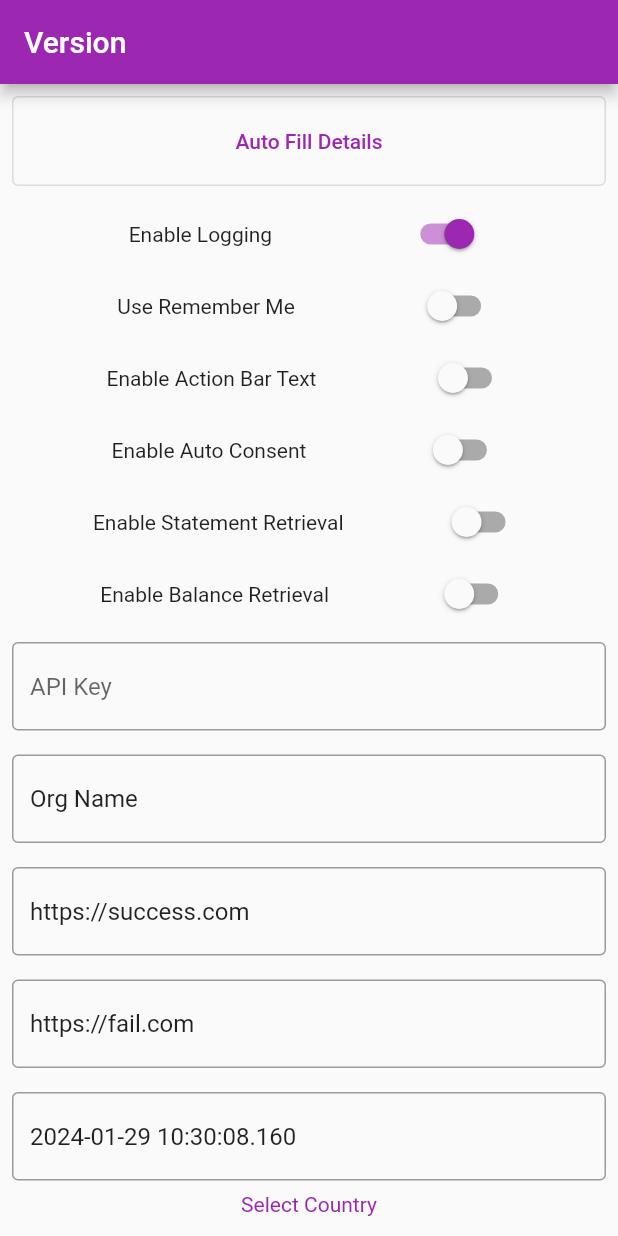
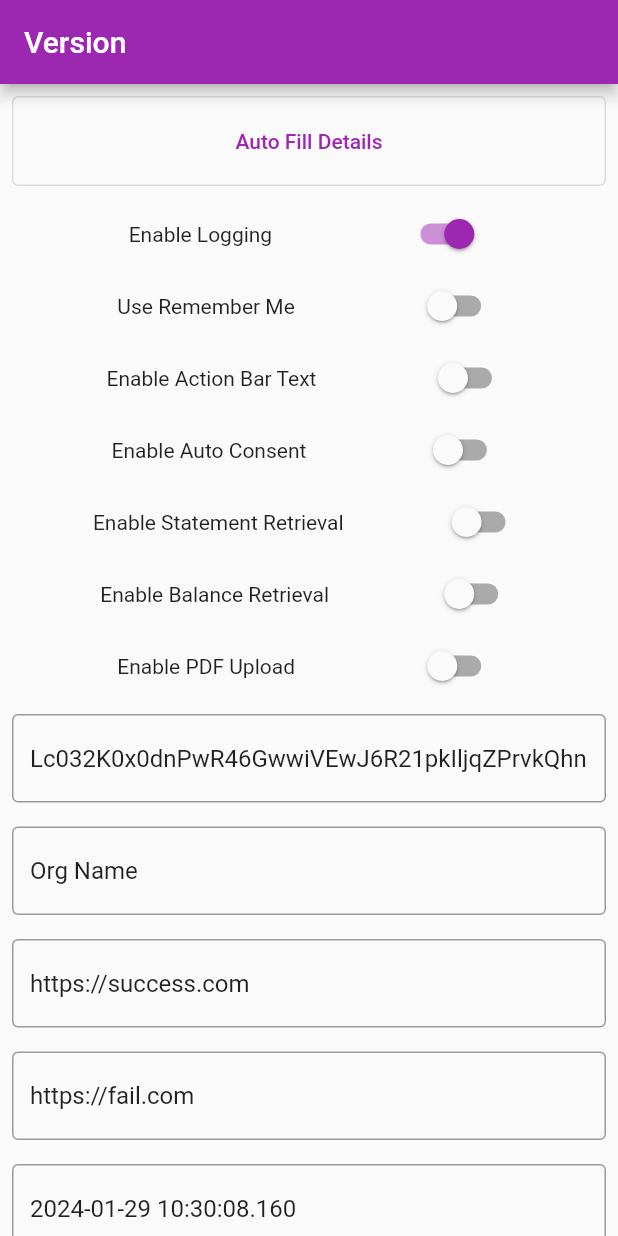
Before and after one commit to brankas/core-sdk-flutter-sample, a Flutter app: the screen it shows after launch, after a tap on "Auto Fill Details", on a phone screen of 412 x 824 dp. Run offline on Flutter 3.47's test engine with Material 2 defaults, Android fonts, the phone set to English and light mode, and no system bars; missing offline and left inert: dart:ffi.

```diff
--- a/lib/main.dart
+++ b/lib/main.dart
@@ -40,6 +40,7 @@ class _MainPageState extends State<MainPage> {
   bool loggingEnabled = true;
   bool balanceRetrievalEnabled = false;
   bool showLogging = true;
+  bool pdfUploadEnabled = false;
 
   static const MethodChannel statementChannel = MethodChannel('com.brankas.tap/statement');
 
@@ -77,7 +78,8 @@ class _MainPageState extends State<MainPage> {
         statementRetrievalEnabled ? startDate.millisecondsSinceEpoch : null,
         "endDate" :
         statementRetrievalEnabled ? endDate.millisecondsSinceEpoch : null,
-        "logging" : loggingEnabled, "balanceRetrieval" : balanceRetrievalEnabled});
+        "logging" : loggingEnabled, "balanceRetrieval" : balanceRetrievalEnabled,
+        "pdfUpload": pdfUploadEnabled});
     } on PlatformException catch (e) {
 
     }
@@ -137,7 +139,7 @@ class _MainPageState extends State<MainPage> {
   }
 
   void autoFillDetails() {
-    apiKeyController.text = "";
+    apiKeyController.text = "Lc032K0x0dnPwR46GwwiVEwJ6R21pkIljqZPrvkQhnS5P2H46xo5fLm5LNjCVi09";
     externalIDController.text = DateTime.now().toString();
     orgNameController.text = "Org Name";
     successURLController.text = "https://success.com";
@@ -187,6 +189,12 @@ class _MainPageState extends State<MainPage> {
     setState(() {
       balanceRetrievalEnabled = value;
       getBanks();
+    });
+  }
+
+  void togglePdfUpload(bool value) {
+    setState(() {
+      pdfUploadEnabled = value;
     });
   }
 
@@ -298,6 +306,14 @@ class _MainPageState extends State<MainPage> {
                           const Text("Enable Balance Retrieval"),
                           Switch(onChanged: toggleBalanceRetrieval,
                               value: balanceRetrievalEnabled,
+                              activeColor: Colors.purple)
+                        ]
+                    ),
+                    Row(mainAxisAlignment: MainAxisAlignment.spaceEvenly,
+                        children: <Widget>[
+                          const Text("Enable PDF Upload"),
+                          Switch(onChanged: togglePdfUpload,
+                              value: pdfUploadEnabled,
                               activeColor: Colors.purple)
                         ]
                     ),
```
Also changed, not shown: 10 other files.
